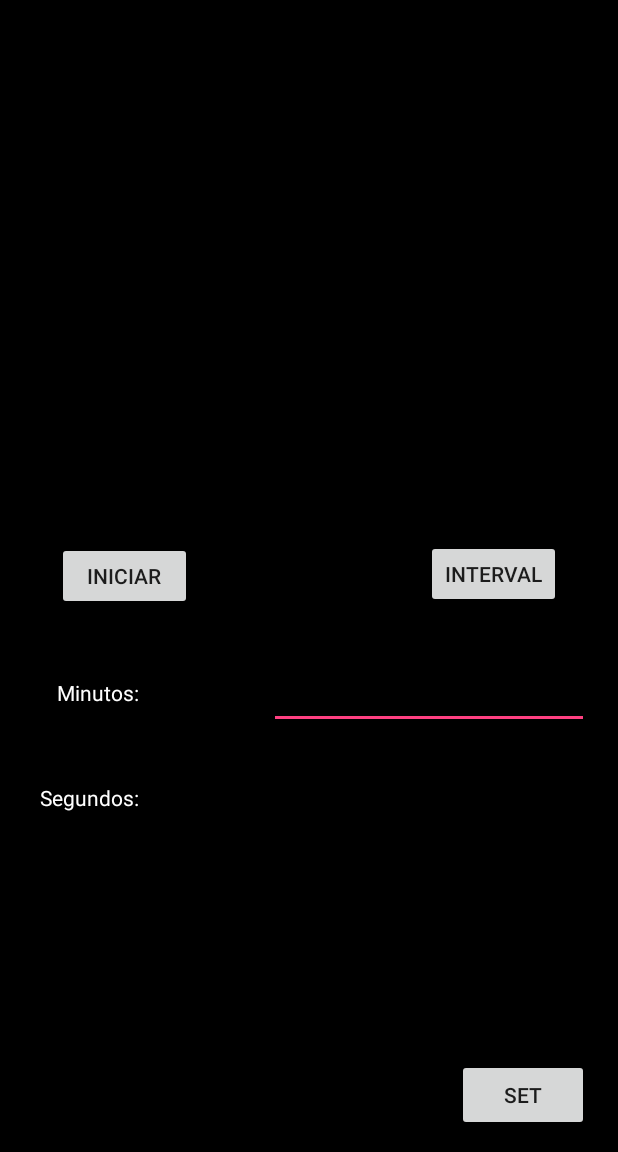
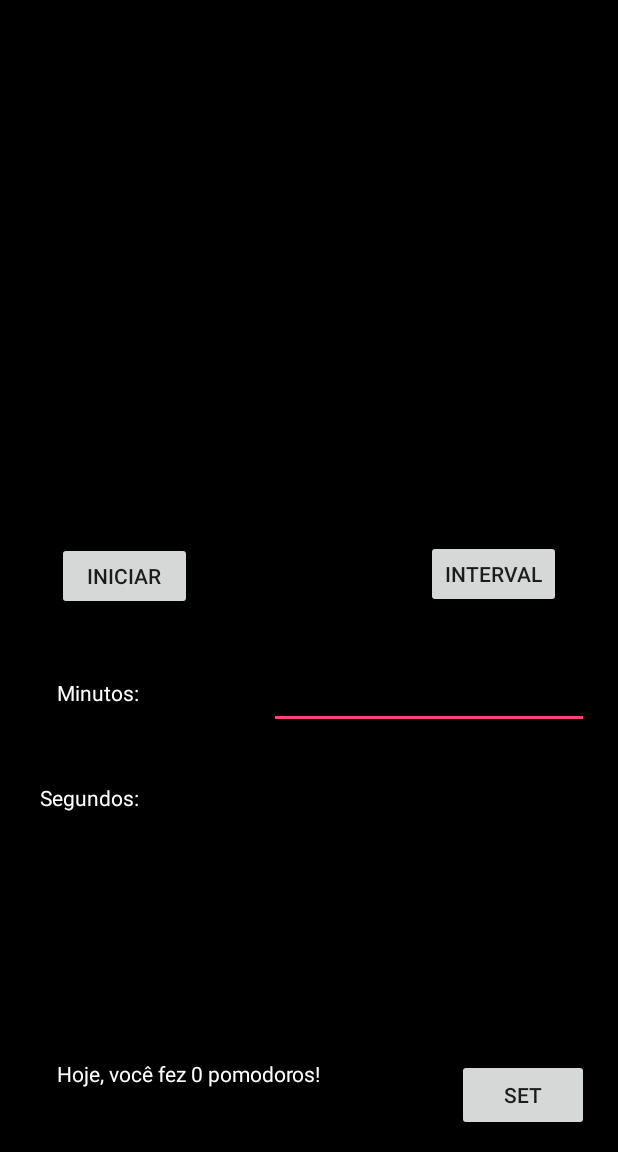
Before and after one commit to MarceloGCastro/EstagioJERA, an Android app: the screen it shows after launch (MainActivity), on a phone screen of 412 x 824 dp, the part 84-1236 px from its top. Run offline under Robolectric (Android 15) with nearby library versions, the light colour scheme and no system bars.

Commit message:
Adicionando contador e exibição do contador. Alterando labels dos botões. Comentando código

```diff
--- a/app/src/main/java/gmail820castromarcelo/com/estagiojera/MainActivity.java
+++ b/app/src/main/java/gmail820castromarcelo/com/estagiojera/MainActivity.java
@@ -9,11 +9,10 @@ import android.os.Bundle;
 import android.view.*;
 import android.widget.*;
 
-
 public class MainActivity extends AppCompatActivity {
 
-    private Button startButton;
-    private Button intervalButton;
+    private Button iniciar;
+    private Button intervalo;
     private TextView timerValue;
     private int cont;
     CountDownTimer countDownTimer;
@@ -23,6 +22,8 @@ public class MainActivity extends AppCompatActivity {
     private TextView segundos;
     private TextView minutos;
     private Button set;
+    private TextView contDiario;
+    private int contador;
 
     @Override
     protected void onCreate(Bundle savedInstanceState) {
@@ -30,63 +31,91 @@ public class MainActivity extends AppCompatActivity {
         setContentView(R.layout.activity_main);
 
         timerValue = (TextView) findViewById(R.id.timerValue);
-        startButton = (Button) findViewById(R.id.startButton);
-        intervalButton = (Button) findViewById(R.id.intervalButton);
+        iniciar = (Button) findViewById(R.id.iniciar);
+        intervalo = (Button) findViewById(R.id.intervalo);
         qtdMinutos = (EditText) findViewById(R.id.qtdMinutos);
         qtdSegundos = (EditText)findViewById(R.id.qtdSegundos);
         segundos = (TextView) findViewById(R.id.segundos);
         minutos = (TextView) findViewById(R.id.minutos);
         set = (Button) findViewById(R.id.set);
+        contDiario = (TextView) findViewById(R.id.contDiario);
 
+        mp = MediaPlayer.create(this,R.raw.beep);// Criando o som do final do timer
 
-        mp = MediaPlayer.create(this,R.raw.beep);
+        Thread t = new Thread() {// Zerando pomodoro a cada 24h.
+            public void run() {
+                while (!isInterrupted()) {
+                    try {
+                        Thread.sleep(86400000);
+                        runOnUiThread(new Runnable() {
+                            @Override
+                            public void run() {
+                                contDiario.setText("Hoje, você fez 0 pomodoros!");
+                                contador = 0;
+                            }
+                        });
 
-        startButton.setOnClickListener(new View.OnClickListener() {
+                    } catch (InterruptedException e) {
+
+                    }
+                }
+            }
+        };
+
+        t.start();
+
+        iniciar.setOnClickListener(new View.OnClickListener() {
             @Override
-            public void onClick(View v) {
+            public void onClick(View v) {// Fazendo as alterações do botão iniciar
                 countDownTimer = new CountDownTimer(1500000, 1000) {
                     @Override
                     public void onTick(long millisUntilFinished) {
                         int restante = (int) (millisUntilFinished/1000);
                         int mRestante = restante/60;
                         timerValue.setText(Integer.toString(mRestante) + ":" + Integer.toString(restante - (mRestante*60)));
-                        intervalButton.setClickable(false);//Boqueia interval button
+                        intervalo.setClickable(false);//Boqueia interval button
                         set.setClickable(false);//Bloqueia set button
                     }
 
                     @Override
                     public void onFinish() {
-                        mp.start();
+                        mp.start();// Tocando som do timer
                         cont++;
                         if(cont==4) {
-                            descanso();
+                            descanso();// Exibindo sugestão de intervalo
                             cont = 0;
                         }
-                        intervalButton.setClickable(true);
-                        set.setClickable(true);
+                        contador++;
+                        if(contador == 1) {
+                            contDiario.setText("Hoje, você fez 1 pomodoro!");
+                        } else {
+                            contDiario.setText("Hoje, você fez " + contador + " pomodoros!");// Contando o número de pomodoros
+                        }
+                        intervalo.setClickable(true);//Desbloqueando o botão de intervalo
+                        set.setClickable(true);// Desbloqueando o botão de set
                     }
                 }.start();
             }
         });
 
-        intervalButton.setOnClickListener(new View.OnClickListener() {
+        intervalo.setOnClickListener(new View.OnClickListener() {
             @Override
-            public void onClick(View v) {
+            public void onClick(View v) {//Fazendo as alterações do botão de intervalo
                 countDownTimer = new CountDownTimer(300000, 1000) {
                     @Override
                     public void onTick(long millisUntilFinished) {
                         int restante = (int) (millisUntilFinished/1000);
                         int mRestante = restante/60;
                         timerValue.setText(Integer.toString(mRestante) + ":" + Integer.toString(restante - (mRestante*60)));
-                        startButton.setClickable(false);//Bloqueia startButton
-                        set.setClickable(false);//Bloqueia set button
+                        iniciar.setClickable(false);//Bloqueia o botão iniciar
+                        set.setClickable(false);//Bloqueia o botão set
                     }
 
                     @Override
                     public void onFinish() {
                         mp.start();
-                        startButton.setClickable(true);
-                        set.setClickable(true);
+                        iniciar.setClickable(true);//Desloqueia o botão iniciar
+                        set.setClickable(true);//Desloqueia o botão set
                     }
                 }.start();
             }
@@ -94,13 +123,15 @@ public class MainActivity extends AppCompatActivity {
 
         set.setOnClickListener(new View.OnClickListener() {
             @Override
-            public void onClick(View v) {
+            public void onClick(View v) {// Fazendo alterações do botão set
 
-                int minutos = Integer.parseInt(qtdMinutos.getText().toString());
-                int segundos = Integer.parseInt(qtdSegundos.getText().toString());
+                long minutos = Long.parseLong(qtdMinutos.getText().toString());
+                long segundos = Long.parseLong(qtdSegundos.getText().toString());
+
+                minutos *= 60000;
                 segundos *= 1000;
-                minutos *= 60000;
-                final long total = minutos + segundos;
+
+                long total = minutos + segundos;
 
                 countDownTimer = new CountDownTimer(total, 1000) {
                     @Override
@@ -108,22 +139,22 @@ public class MainActivity extends AppCompatActivity {
                         int restante = (int) (millisUntilFinished/1000);
                         int mRestante = restante/60;
                         timerValue.setText(Integer.toString(mRestante) + ":" + Integer.toString(restante - (mRestante*60)));
-                        intervalButton.setClickable(false);//Boqueia interval button
-                        startButton.setClickable(false);//Bloqueia start button
+                        intervalo.setClickable(false);//Boqueia  botão de intervalo
+                        iniciar.setClickable(false);//Bloqueia botão iniciar
                     }
 
                     @Override
                     public void onFinish() {
                         mp.start();
-                        intervalButton.setClickable(true);
-                        startButton.setClickable(true);
+                        intervalo.setClickable(true);// Desbloqueia botão de intervalo
+                        iniciar.setClickable(true);// Desbloqueia botão iniciar
                     }
                 }.start();
             }
         });
     }
 
-    private void descanso() {
+    private void descanso() {//Cria AlertDialog
         AlertDialog builder = new AlertDialog.Builder(this).setTitle("Descanso").setMessage("Você executou 4 timers completos" +
                 ", talvez deva descansar 10 minutos!").setPositiveButton("OK!", new DialogInterface.OnClickListener() {
             @Override
@@ -132,4 +163,5 @@ public class MainActivity extends AppCompatActivity {
             }
         }).show();
     }
-}
+
+ }
--- a/app/src/main/res/layout/activity_main.xml
+++ b/app/src/main/res/layout/activity_main.xml
@@ -20,31 +20,31 @@ tools:context="gmail820castromarcelo.com.estagiojera.MainActivity">
     />
 
 <Button
-    android:id="@+id/startButton"
+    android:id="@+id/iniciar"
     android:layout_width="90dp"
     android:layout_height="45dp"
     android:layout_alignParentLeft="true"
     android:layout_centerVertical="true"
     android:layout_marginLeft="38dp"
-    android:text="@string/startButtonLabel"
+    android:text="@string/inicio"
     />
-<Button
-    android:id="@+id/intervalButton"
-    android:layout_width="90dp"
-    android:layout_height="45dp"
-    android:layout_alignBaseline="@+id/startButton"
-    android:layout_alignBottom="@+id/startButton"
-    android:layout_alignParentRight="true"
-    android:layout_marginRight="38dp"
-    android:text="@string/intervalButtonLabel"
-    />
+
+    <Button
+        android:id="@+id/intervalo"
+        android:layout_width="90dp"
+        android:layout_height="45dp"
+        android:layout_alignBaseline="@+id/iniciar"
+        android:layout_alignBottom="@+id/iniciar"
+        android:layout_alignParentRight="true"
+        android:layout_marginRight="38dp"
+        android:text="@string/intervalo" />
 
     <TextView
         android:id="@+id/minutos"
         android:layout_width="wrap_content"
         android:layout_height="wrap_content"
-        android:layout_alignStart="@+id/startButton"
-        android:layout_below="@+id/startButton"
+        android:layout_alignStart="@+id/iniciar"
+        android:layout_below="@+id/iniciar"
         android:layout_marginTop="45dp"
         android:textColor="#ffffff"
         android:text="Minutos:" />
@@ -64,7 +64,7 @@ tools:context="gmail820castromarcelo.com.estagiojera.MainActivity">
         android:layout_width="wrap_content"
         android:layout_height="wrap_content"
         android:layout_alignParentEnd="true"
-        android:layout_below="@+id/startButton"
+        android:layout_below="@+id/iniciar"
         android:layout_marginEnd="19dp"
         android:layout_marginTop="34dp"
         android:ems="10"
@@ -91,4 +91,13 @@ tools:context="gmail820castromarcelo.com.estagiojera.MainActivity">
         android:layout_marginBottom="14dp"
         android:text="SET" />
 
+    <TextView
+        android:id="@+id/contDiario"
+        android:layout_width="wrap_content"
+        android:layout_height="wrap_content"
+        android:layout_alignStart="@+id/minutos"
+        android:layout_alignTop="@+id/set"
+        android:textColor="#ffffff"
+        android:text="Hoje, você fez 0 pomodoros!" />
+
 </RelativeLayout>
--- a/app/src/main/res/values/strings.xml
+++ b/app/src/main/res/values/strings.xml
@@ -2,6 +2,6 @@
     <string name="app_name">Timer</string>
     <string name="action_settings">Settings</string>
     <string name="timerVal"></string>
-    <string name="intervalButtonLabel">Interval</string>
-    <string name="startButtonLabel">Iniciar</string>
+    <string name="intervalo">Interval</string>
+    <string name="inicio">Iniciar</string>
 </resources>
```
